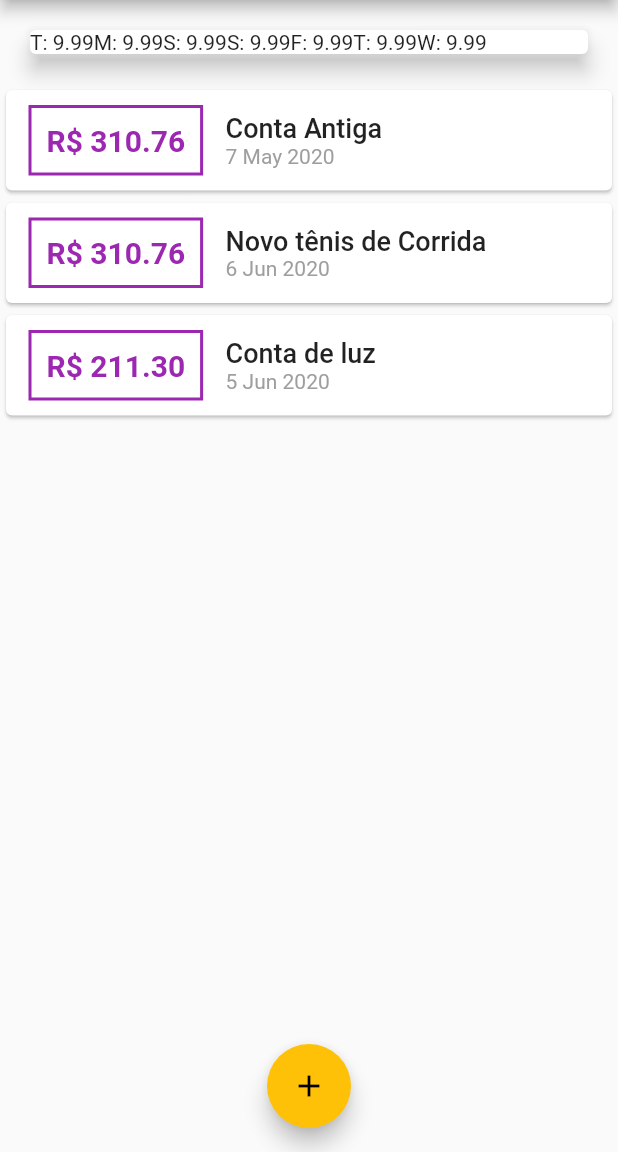
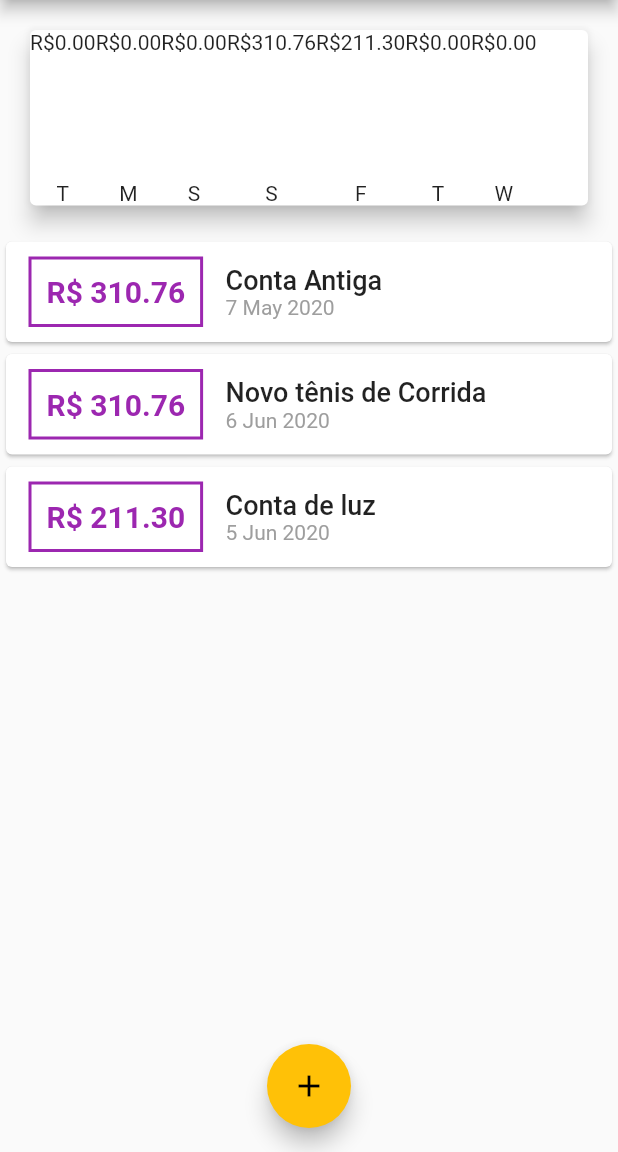
Before and after one commit to luisgs7/expenses, a Flutter app: the screen it shows after launch, on a phone screen of 412 x 824 dp, the part 84-1236 px from its top. Run offline on Flutter 3.47's test engine with Material 2 defaults, Android fonts, the phone set to English and light mode, and no system bars; Roboto replaces fonts that are missing (OpenSans).

Commit message:
Adding the chart_bart.dart component to the chart.dart file

```diff
--- a/lib/components/chart.dart
+++ b/lib/components/chart.dart
@@ -1,3 +1,4 @@
+import 'package:expenses/components/chart_bar.dart';
 import 'package:expenses/models/transaction.dart';
 import 'package:flutter/cupertino.dart';
 import 'package:flutter/material.dart';
@@ -26,7 +27,7 @@ class Chart extends StatelessWidget {
 
       return {
         'day': DateFormat.E().format(weekDay)[0],
-        'value': 9.99,
+        'value': totalsum,
       };
     });
   }
@@ -41,7 +42,11 @@ class Chart extends StatelessWidget {
       margin: EdgeInsets.all(20),
       child: Row(
         children: groupedTransactions.map((tr) {
-          return Text("${tr['day']}: ${tr['value']}");
+          return ChartBar(
+            label: tr['day'],
+            value: tr['value'],
+            percentage: 0,
+          );
         }).toList(),
       ),
     );
```
